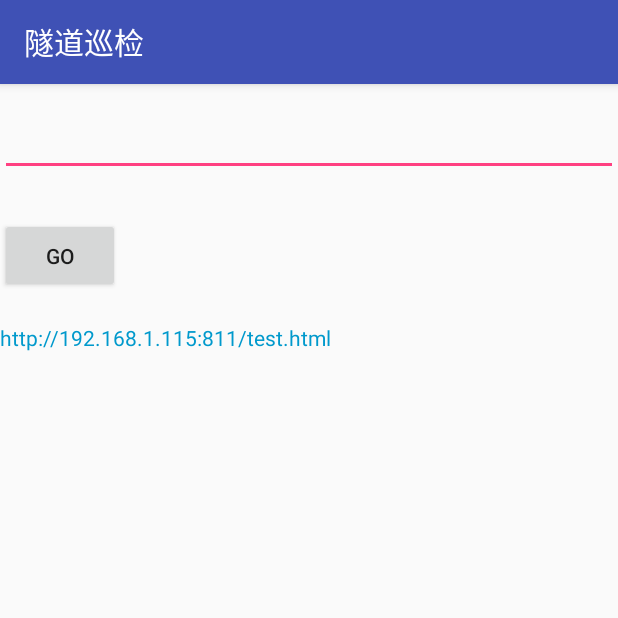
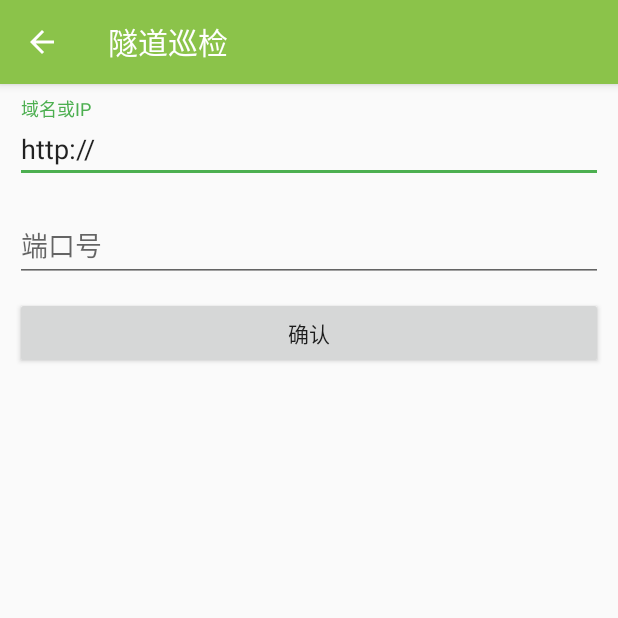
Before and after one commit to suyoung21/ProjectInspect, an Android app: the screen it shows after launch (MainActivity before the commit, SettingActivity after it), on a phone screen of 412 x 824 dp, the top half of it. Run offline under Robolectric (Android 15) with nearby library versions, the phone set to English and light mode, and no system bars; our stand-ins replace ButterKnife, RxJava; libraries missing offline, so code that uses them is left out: com.squareup.otto; 6 statements that could not run were skipped.

Commit message:
1.新增请求地址设置页 2.新增服务器访问是否通

```diff
--- a/app/build.gradle
+++ b/app/build.gradle
@@ -56,9 +56,9 @@ android {
 
 dependencies {
     implementation fileTree(dir: 'libs', include: ['*.jar'])
-    implementation 'com.android.support:appcompat-v7:27.1.1'
-    implementation 'com.android.support.constraint:constraint-layout:1.1.2'
+    implementation 'com.android.support.constraint:constraint-layout:1.1.3'
     implementation 'com.android.support:support-v4:27.1.1'
+    implementation 'com.android.support:design:27.1.1'
     testImplementation 'junit:junit:4.12'
     androidTestImplementation 'com.android.support.test:runner:1.0.2'
     androidTestImplementation 'com.android.support.test.espresso:espresso-core:3.0.2'
--- /dev/null
+++ b/app/src/main/java/com/glink/inspect/SettingActivity.java
@@ -0,0 +1,125 @@
+package com.glink.inspect;
+
+import android.app.Activity;
+import android.content.Intent;
+import android.os.Bundle;
+import android.support.annotation.Nullable;
+import android.support.design.widget.TextInputEditText;
+import android.support.design.widget.TextInputLayout;
+import android.support.v7.app.ActionBar;
+import android.support.v7.widget.AppCompatButton;
+import android.text.TextUtils;
+import android.view.MenuItem;
+
+import com.glink.R;
+import com.glink.inspect.base.BaseResponse;
+import com.glink.inspect.http.BaseObserver;
+import com.glink.inspect.http.HttpRequest;
+import com.glink.inspect.utils.CommonUtil;
+import com.glink.inspect.utils.ToastUtils;
+
+import butterknife.BindView;
+import butterknife.ButterKnife;
+import butterknife.OnClick;
+import retrofit2.HttpException;
+
+/**
+ * @author jiangshuyang
+ */
+public class SettingActivity extends UrlBaseActivity {
+
+    @BindView(R.id.et_ip)
+    TextInputEditText ipEt;
+    @BindView(R.id.til_ip)
+    TextInputLayout ipLayout;
+    @BindView(R.id.et_port)
+    TextInputEditText portEt;
+    @BindView(R.id.til_port)
+    TextInputLayout portLayout;
+    @BindView(R.id.btn_confirm)
+    AppCompatButton confirmBtn;
+
+    public static Intent newIntent(Activity fromActivity) {
+        Intent intent = new Intent(fromActivity, SettingActivity.class);
+        return intent;
+    }
+
+    @Override
+    protected void onCreate(@Nullable Bundle savedInstanceState) {
+        super.onCreate(savedInstanceState);
+        setContentView(R.layout.activity_setting);
+        ButterKnife.bind(this);
+
+        ActionBar supportActionBar = getSupportActionBar();
+        supportActionBar.setHomeButtonEnabled(true);
+        supportActionBar.setDisplayHomeAsUpEnabled(true);
+
+        if (!TextUtils.isEmpty(getRequestIP())) {
+            ipEt.setText(getRequestIP());
+        }
+        if (!TextUtils.isEmpty(getRequestPort())) {
+            portEt.setText(getRequestPort());
+        }
+        ipEt.setSelection(ipEt.getText().toString().length());
+    }
+
+    @OnClick(R.id.btn_confirm)
+    public void onViewClicked() {
+        String ipStr = ipEt.getText().toString().trim();
+        String portStr = portEt.getText().toString().trim();
+        if (TextUtils.isEmpty(ipStr)) {
+            ipLayout.setError("域名或IP地址不能为空");
+            return;
+        }
+        String url = CommonUtil.getPingUrl(ipStr, portStr);
+        if (url != null) {
+            verifyUrl(ipStr, portStr);
+        } else {
+            ipLayout.setError("请填写正确格式的域名或ip，端口号");
+            ipLayout.getEditText().setFocusable(true);
+            ipLayout.getEditText().setFocusableInTouchMode(true);
+            ipLayout.getEditText().requestFocus();
+        }
+    }
+
+
+    private void verifyUrl(String ip, String port) {
+        HttpRequest.verifyUrl(this, ip, port, new BaseObserver<BaseResponse>(this) {
+            @Override
+            public void onNext(BaseResponse baseResponse) {
+                super.onNext(baseResponse);
+                setDataCache(ip, port);
+            }
+
+            @Override
+            public void onComplete() {
+                super.onComplete();
+                finish();
+            }
+
+            @Override
+            public void onError(Throwable e) {
+                super.onError(e);
+                if (e instanceof HttpException) {
+                    //HTTP错误
+                    HttpException httpException = (HttpException) e;
+                    ToastUtils.showMsg(getContext(), "Http Error:" + httpException.code());
+                }
+            }
+        });
+    }
+
+
+    @Override
+    public boolean onOptionsItemSelected(MenuItem item) {
+        int id = item.getItemId();
+        switch (id) {
+            case android.R.id.home:
+                onBackPressed();
+                break;
+            default:
+                break;
+        }
+        return super.onOptionsItemSelected(item);
+    }
+}
--- /dev/null
+++ b/app/src/main/java/com/glink/inspect/UrlBaseActivity.java
@@ -0,0 +1,44 @@
+package com.glink.inspect;
+
+import android.text.TextUtils;
+
+import com.glink.inspect.base.BaseActivity;
+import com.glink.inspect.data.ConfigData;
+import com.glink.inspect.utils.SpUtil;
+
+public class UrlBaseActivity extends BaseActivity {
+    protected String url;
+
+    protected SpUtil spUtil;
+
+    protected void refreshUrl() {
+        String requestIP = ConfigData.getInstance().getRequestIP();
+
+        if (TextUtils.isEmpty(requestIP)) {
+            if (spUtil == null) {
+                spUtil = new SpUtil(this);
+            }
+            ConfigData.getInstance().setRequestIP(spUtil.getIP());
+            ConfigData.getInstance().setRequestPort(spUtil.getPort());
+        }
+
+    }
+
+    protected void setDataCache(String ip, String port) {
+        if (spUtil == null) {
+            spUtil = new SpUtil(this);
+        }
+        spUtil.setIP(ip);
+        spUtil.setPort(port);
+        ConfigData.getInstance().setRequestIP(ip);
+        ConfigData.getInstance().setRequestPort(port);
+    }
+
+    protected String getRequestIP() {
+        return ConfigData.getInstance().getRequestIP();
+    }
+
+    protected String getRequestPort() {
+        return ConfigData.getInstance().getRequestPort();
+    }
+}
--- a/app/src/main/java/com/glink/inspect/callback/WebViewInterface.java
+++ b/app/src/main/java/com/glink/inspect/callback/WebViewInterface.java
@@ -10,6 +10,8 @@ import android.webkit.JavascriptInterface;
 import android.webkit.WebView;
 
 import com.donkingliang.imageselector.utils.ImageSelector;
+import com.glink.inspect.SettingActivity;
+import com.glink.inspect.WebViewActivity;
 import com.glink.inspect.ZxingActivity;
 import com.glink.inspect.base.BaseResponse;
 import com.glink.inspect.bus.BusProvider;
@@ -231,7 +233,7 @@ public class WebViewInterface {
      */
     @JavascriptInterface
     public void goToSettingPage() {
-
+        mActivity.startActivity(SettingActivity.newIntent(mActivity));
     }
 
 //    @JavascriptInterface
--- a/app/src/main/java/com/glink/inspect/http/HttpApi.java
+++ b/app/src/main/java/com/glink/inspect/http/HttpApi.java
@@ -30,4 +30,7 @@ public interface HttpApi {
     @Multipart
     @POST
     Observable<BaseResponse<HttpRecordData>> uploadFile(@Url String url, @HeaderMap Map<String, String> headers, @PartMap Map<String, RequestBody> params);
+
+    @POST
+    Observable<BaseResponse> verifyUrl(@Url String url, @HeaderMap Map<String, String> headers);
 }
--- a/app/src/main/res/drawable/pb_color.xml
+++ b/app/src/main/res/drawable/pb_color.xml
@@ -19,8 +19,8 @@
                 <corners android:radius="1dip" />
 
                 <gradient
-                    android:endColor="@color/progress_color"
-                    android:startColor="@color/progress_color" />
+                    android:endColor="@color/primary_dark"
+                    android:startColor="@color/primary_dark" />
             </shape>
         </clip>
     </item>
--- /dev/null
+++ b/app/src/main/res/layout/activity_setting.xml
@@ -0,0 +1,47 @@
+<?xml version="1.0" encoding="utf-8"?>
+<android.support.constraint.ConstraintLayout
+    xmlns:android="http://schemas.android.com/apk/res/android"
+    xmlns:app="http://schemas.android.com/apk/res-auto"
+    android:layout_width="match_parent"
+    android:layout_height="match_parent">
+
+    <android.support.design.widget.TextInputLayout
+        android:id="@+id/til_ip"
+        android:layout_width="match_parent"
+        android:layout_height="wrap_content"
+        android:layout_margin="@dimen/dimen_10dp"
+        app:layout_constraintTop_toTopOf="parent">
+
+        <android.support.design.widget.TextInputEditText
+            android:id="@+id/et_ip"
+            android:layout_width="match_parent"
+            android:layout_height="wrap_content"
+            android:hint="@string/title_ip"
+            android:text="@string/http_pre"/>
+
+    </android.support.design.widget.TextInputLayout>
+
+    <android.support.design.widget.TextInputLayout
+        android:id="@+id/til_port"
+        android:layout_width="match_parent"
+        android:layout_height="wrap_content"
+        android:layout_margin="@dimen/dimen_10dp"
+        app:layout_constraintTop_toBottomOf="@+id/til_ip">
+
+        <android.support.design.widget.TextInputEditText
+            android:id="@+id/et_port"
+            android:layout_width="match_parent"
+            android:layout_height="wrap_content"
+            android:hint="@string/title_port"/>
+
+    </android.support.design.widget.TextInputLayout>
+
+    <android.support.v7.widget.AppCompatButton
+        android:id="@+id/btn_confirm"
+        android:layout_width="match_parent"
+        android:layout_height="wrap_content"
+        android:layout_margin="@dimen/dimen_10dp"
+        android:text="@string/btn_confirm"
+        app:layout_constraintTop_toBottomOf="@+id/til_port"/>
+
+</android.support.constraint.ConstraintLayout>
--- a/app/src/main/res/layout/dialog_custom_progress.xml
+++ b/app/src/main/res/layout/dialog_custom_progress.xml
@@ -19,7 +19,7 @@
             android:layout_width="65dp"
             android:layout_height="65dp"
             android:layout_centerInParent="true"
-            android:indeterminateTint="@color/gl_blue"
+            android:indeterminateTint="@color/accent"
            />
 
     </RelativeLayout>
--- a/app/src/main/res/values/colors.xml
+++ b/app/src/main/res/values/colors.xml
@@ -1,13 +1,27 @@
 <?xml version="1.0" encoding="utf-8"?>
 <resources>
-    <color name="colorPrimary">#3F51B5</color>
-    <color name="colorPrimaryDark">#303F9F</color>
-    <color name="colorAccent">#FF4081</color>
+    <!--<color name="colorPrimary">#3F51B5</color>-->
+    <!--<color name="colorPrimaryDark">#303F9F</color>-->
+    <!--<color name="colorAccent">#FF4081</color>-->
+
+    <color name="colorPrimary">#8BC34A</color>
+    <color name="colorPrimaryDark">#689F38</color>
+    <color name="colorAccent">#4CAF50</color>
+
+
+    <color name="primary">#8BC34A</color>
+    <color name="primary_dark">#689F38</color>
+    <color name="primary_light">#DCEDC8</color>
+    <color name="accent">#4CAF50</color>
+    <color name="primary_text">#212121</color>
+    <color name="secondary_text">#757575</color>
+    <color name="icons">#212121</color>
+    <color name="divider">#BDBDBD</color>
 
     <color name="black_overlay">#66000000</color>
 
     <color name="progress_bg">#d8d8d8</color>
-    <color name="progress_color">#489cff</color>
+    <!--<color name="progress_color">#489cff</color>-->
 
     <color name="gl_blue">#489cff</color>
 
--- a/app/src/main/res/values/dimens.xml
+++ b/app/src/main/res/values/dimens.xml
@@ -1,4 +1,6 @@
 <?xml version="1.0" encoding="utf-8"?>
 <resources>
     <dimen name="dimen_30dp">30dp</dimen>
+    <dimen name="dimen_10dp">10dp</dimen>
+
 </resources>
--- a/app/src/main/res/values/strings.xml
+++ b/app/src/main/res/values/strings.xml
@@ -3,4 +3,10 @@
 
     <string name="setting">设置</string>
     <string name="cancel">取消</string>
+
+    <string name="title_ip">域名或IP</string>
+    <string name="title_port">端口号</string>
+    <string name="http_pre">http://</string>
+
+    <string name="btn_confirm">确认</string>
 </resources>
```
Also changed, not shown: app/src/main/AndroidManifest.xml (+6 -4 lines), app/src/main/java/com/glink/inspect/WebViewActivity.java (+88 -6 lines), app/src/main/java/com/glink/inspect/data/ConfigData.java (+15 -0 lines), app/src/main/java/com/glink/inspect/data/Const.java (+12 -0 lines), app/src/main/java/com/glink/inspect/http/HttpRequest.java (+16 -2 lines), app/src/main/java/com/glink/inspect/utils/CommonUtil.java (+35 -0 lines), app/src/main/java/com/glink/inspect/utils/DialogUtil.java (+25 -0 lines), app/src/main/java/com/glink/inspect/utils/SpUtil.java (+20 -0 lines), app/src/main/res/layout/activity_web_view.xml (+4 -3 lines).
